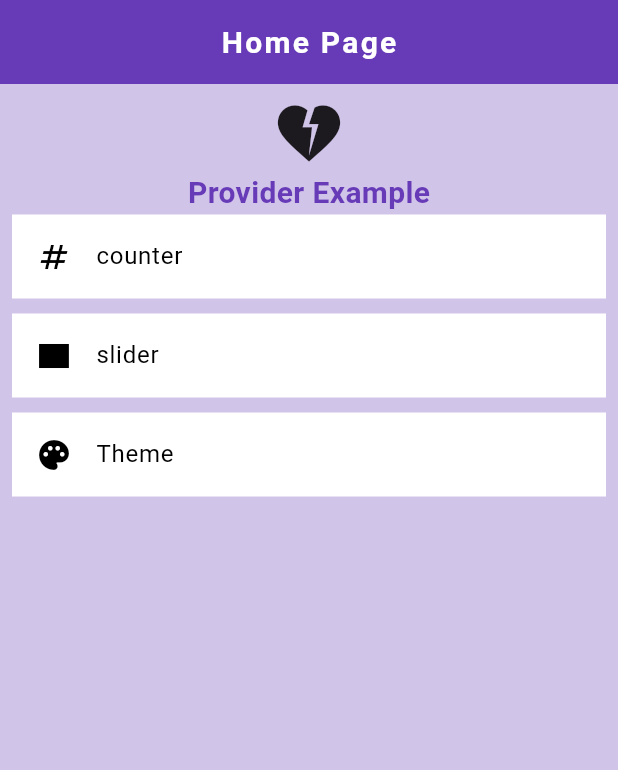
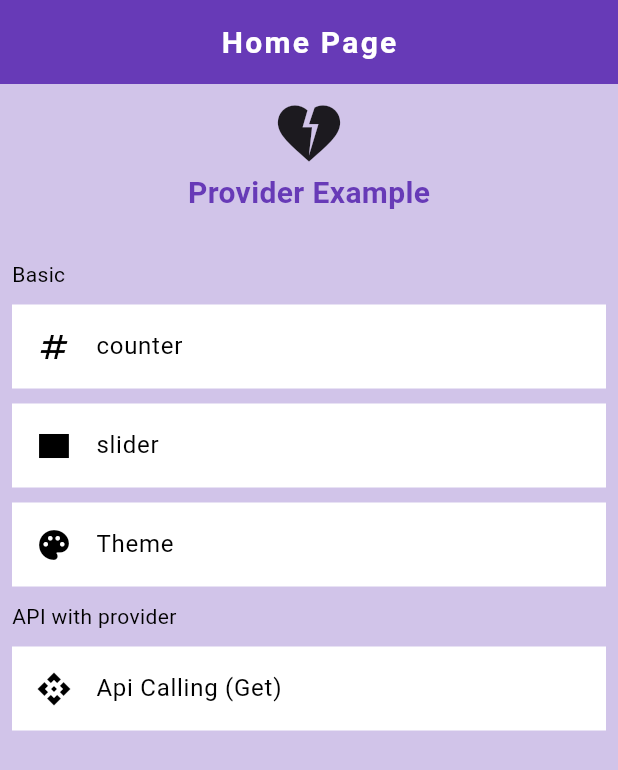
Before and after one commit to mallasmustafa/Provider_Examples, a Flutter app: the screen it shows after launch, on a phone screen of 412 x 824 dp. Shown: the top 770 px of the screen. Run offline on Flutter 3.47's test engine with Material 3 defaults, Android fonts, the phone set to English and light mode, and no system bars; our stand-ins replace get.

Commit message:
api with provider example added

```diff
--- a/lib/Pages/home_page.dart
+++ b/lib/Pages/home_page.dart
@@ -1,9 +1,10 @@
 import 'package:flutter/cupertino.dart';
 import 'package:flutter/material.dart';
 import 'package:get/get.dart';
-import 'package:provider_example/Pages/counter_page.dart';
-import 'package:provider_example/Pages/slider_example.dart';
-import 'package:provider_example/Pages/theme_example.dart';
+import 'package:provider_example/Pages/Api/get_api_calling.dart';
+import 'package:provider_example/Pages/counter/counter_page.dart';
+import 'package:provider_example/Pages/Slider/slider_example.dart';
+import 'package:provider_example/Pages/Theme/theme_example.dart';
 
 class HomePage extends StatelessWidget {
   const HomePage({super.key});
@@ -37,6 +38,13 @@ class HomePage extends StatelessWidget {
                   fontWeight: FontWeight.bold,
                 ),
               ),
+              const SizedBox(height: 30),
+              const Row(
+                children: [
+                  Text("Basic"),
+                ],
+              ),
+              const SizedBox(height: 10),
               ListTile(
                 onTap: () {
                   Get.to(const CounterPage());
@@ -66,6 +74,22 @@ class HomePage extends StatelessWidget {
                 tileColor: Colors.white,
                 splashColor: Colors.deepPurple,
               ),
+              const SizedBox(height: 10),
+              const Row(
+                children: [
+                  Text("API with provider"),
+                ],
+              ),
+              const SizedBox(height: 10),
+              ListTile(
+                onTap: () {
+                  Get.to(const GetApiCalling());
+                },
+                title: const Text("Api Calling (Get)"),
+                leading: const Icon(Icons.api),
+                tileColor: Colors.white,
+                splashColor: Colors.deepPurple,
+              ),
             ],
           ),
         ),
--- a/lib/main.dart
+++ b/lib/main.dart
@@ -2,6 +2,7 @@ import 'package:flutter/material.dart';
 import 'package:get/get.dart';
 import 'package:provider/provider.dart';
 import 'package:provider_example/config/theme.dart';
+import 'package:provider_example/provider/api_provider.dart';
 import 'package:provider_example/provider/counter_provider.dart';
 import 'package:provider_example/provider/slider_provider.dart';
 import 'package:provider_example/provider/theme_provider.dart';
@@ -13,6 +14,7 @@ void main() {
     ChangeNotifierProvider(create: (_) => CounterProvider()),
     ChangeNotifierProvider(create: (_) => SliderProvider()),
     ChangeNotifierProvider(create: (_) => ThemeProvider()),
+    ChangeNotifierProvider(create: (_) => ApiProvider()),
   ], child: const MyApp()));
 }
 
--- a/pubspec.yaml
+++ b/pubspec.yaml
@@ -37,6 +37,7 @@ dependencies:
   cupertino_icons: ^1.0.6
   provider: ^6.1.2
   get: ^4.6.6
+  http: ^1.2.1
 
 dev_dependencies:
   flutter_test:
```
Also changed, not shown: lib/Pages/Api/get_api_calling.dart (added, +67 -0 lines), lib/model/product_model.dart (added, +80 -0 lines), lib/provider/api_provider.dart (added, +27 -0 lines), lib/Pages/Slider/slider_example.dart (renamed from lib/Pages/slider_example.dart), lib/Pages/Theme/theme_example.dart (renamed from lib/Pages/theme_example.dart), lib/Pages/counter/counter_page.dart (renamed from lib/Pages/counter_page.dart), pubspec.lock.
